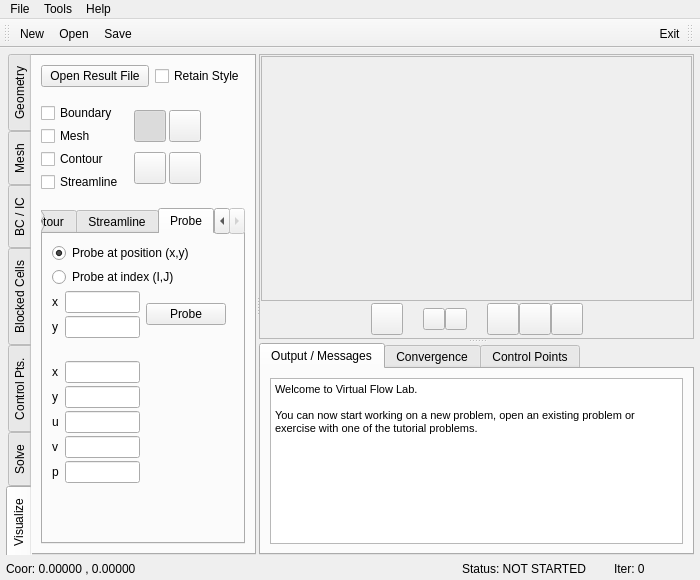
Qt form forms/mainWindow.ui (yeniuye/virtualflowlab) before a commit.
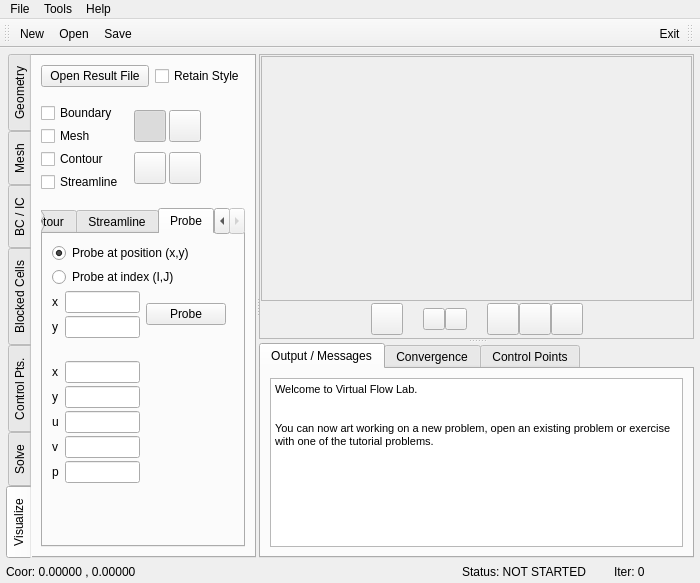
The same form after that commit. The open tabs and pages were chosen to show the change. Icons and pictures are not drawn.

Commit message: - The format of CFD file is simplified. - Functions for reading/writing CFD file is updated. - A new sample problem called CavityCluster is added. - A bug related to small arrow buttons on the vertical axis of convergence plot is corrected.

What changed in the file:
```diff
--- a/forms/mainWindow.ui
+++ b/forms/mainWindow.ui
@@ -7,7 +7,7 @@
     <x>0</x>
     <y>0</y>
     <width>700</width>
-    <height>580</height>
+    <height>583</height>
    </rect>
   </property>
   <property name="minimumSize">
@@ -3751,6 +3751,12 @@
               <verstretch>0</verstretch>
              </sizepolicy>
             </property>
+            <property name="font">
+             <font>
+              <family>Arial</family>
+              <pointsize>9</pointsize>
+             </font>
+            </property>
             <property name="frameShape">
              <enum>QFrame::StyledPanel</enum>
             </property>
@@ -3773,11 +3779,9 @@
              <string>&lt;!DOCTYPE HTML PUBLIC &quot;-//W3C//DTD HTML 4.0//EN&quot; &quot;http://www.w3.org/TR/REC-html40/strict.dtd&quot;&gt;
 &lt;html&gt;&lt;head&gt;&lt;meta name=&quot;qrichtext&quot; content=&quot;1&quot; /&gt;&lt;style type=&quot;text/css&quot;&gt;
 p, li { white-space: pre-wrap; }
-&lt;/style&gt;&lt;/head&gt;&lt;body style=&quot; font-family:'MS Shell Dlg 2'; font-size:8.25pt; font-weight:400; font-style:normal;&quot;&gt;
-&lt;p style=&quot; margin-top:0px; margin-bottom:0px; margin-left:0px; margin-right:0px; -qt-block-indent:0; text-indent:0px;&quot;&gt;&lt;span style=&quot; font-size:8pt;&quot;&gt;Welcome to Virtual Flow Lab.&lt;/span&gt;&lt;/p&gt;
-&lt;p style=&quot;-qt-paragraph-type:empty; margin-top:0px; margin-bottom:0px; margin-left:0px; margin-right:0px; -qt-block-indent:0; text-indent:0px; font-size:8pt;&quot;&gt;&lt;/p&gt;
-&lt;p style=&quot; margin-top:0px; margin-bottom:0px; margin-left:0px; margin-right:0px; -qt-block-indent:0; text-indent:0px;&quot;&gt;&lt;span style=&quot; font-size:8pt;&quot;&gt;You can now start working on a new problem, open an existing problem or exercise with one of the tutorial problems.&lt;/span&gt;&lt;/p&gt;
-&lt;p style=&quot;-qt-paragraph-type:empty; margin-top:0px; margin-bottom:0px; margin-left:0px; margin-right:0px; -qt-block-indent:0; text-indent:0px; font-size:8pt;&quot;&gt;&lt;/p&gt;&lt;/body&gt;&lt;/html&gt;</string>
+&lt;/style&gt;&lt;/head&gt;&lt;body style=&quot; font-family:'Arial'; font-size:9pt; font-weight:400; font-style:normal;&quot;&gt;
+&lt;p style=&quot; margin-top:12px; margin-bottom:12px; margin-left:0px; margin-right:0px; -qt-block-indent:0; text-indent:0px;&quot;&gt;&lt;span style=&quot; font-size:8pt;&quot;&gt;Welcome to Virtual Flow Lab.&lt;br /&gt;&lt;/span&gt;&lt;/p&gt;
+&lt;p style=&quot; margin-top:12px; margin-bottom:12px; margin-left:0px; margin-right:0px; -qt-block-indent:0; text-indent:0px;&quot;&gt;&lt;span style=&quot; font-size:8pt;&quot;&gt;You can now art working on a new problem, open an existing problem or exercise with one of the tutorial problems.&lt;/span&gt;&lt;/p&gt;&lt;/body&gt;&lt;/html&gt;</string>
             </property>
             <property name="acceptRichText">
              <bool>false</bool>
```
Left out of the diff: 102 changed lines with no effect on the pictures. The commit also changes 5 other files.
